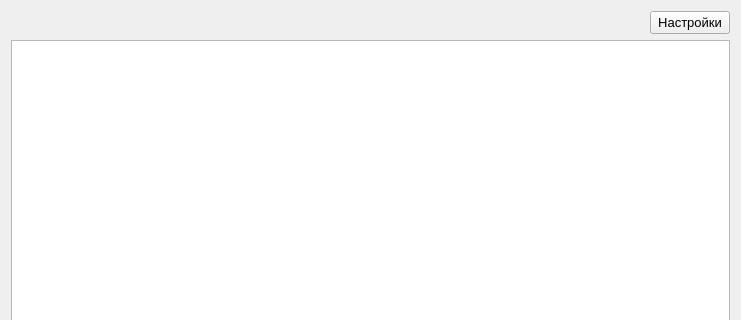
YakSid/ExamDiagnosis, file cmenu.ui: the form before one commit; both pictures show x 0 to 741 and y 0 to 320 of the 741 by 469 pixel window.
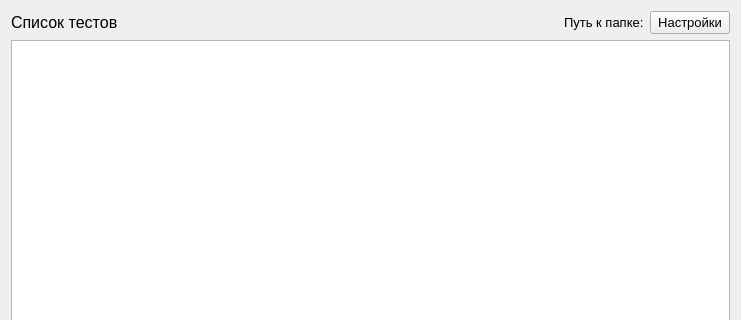
The form after the commit.

Patch:
```diff
--- a/cmenu.ui
+++ b/cmenu.ui
@@ -21,6 +21,13 @@
   <layout class="QVBoxLayout" name="verticalLayout">
    <item>
     <layout class="QHBoxLayout" name="horizontalLayout_2">
+     <item>
+      <widget class="QLabel" name="label">
+       <property name="text">
+        <string>Список тестов</string>
+       </property>
+      </widget>
+     </item>
      <item>
       <spacer name="horizontalSpacer">
        <property name="orientation">
@@ -34,6 +41,18 @@
        </property>
       </spacer>
      </item>
+     <item>
+      <widget class="QLabel" name="label_2">
+       <property name="font">
+        <font>
+         <pointsize>10</pointsize>
+        </font>
+       </property>
+       <property name="text">
+        <string>Путь к папке:</string>
+       </property>
+      </widget>
+     </item>
      <item>
       <widget class="QPushButton" name="pb_settings">
        <property name="font">
```
Left out of the diff: 8 changed lines with no effect on the pictures.
